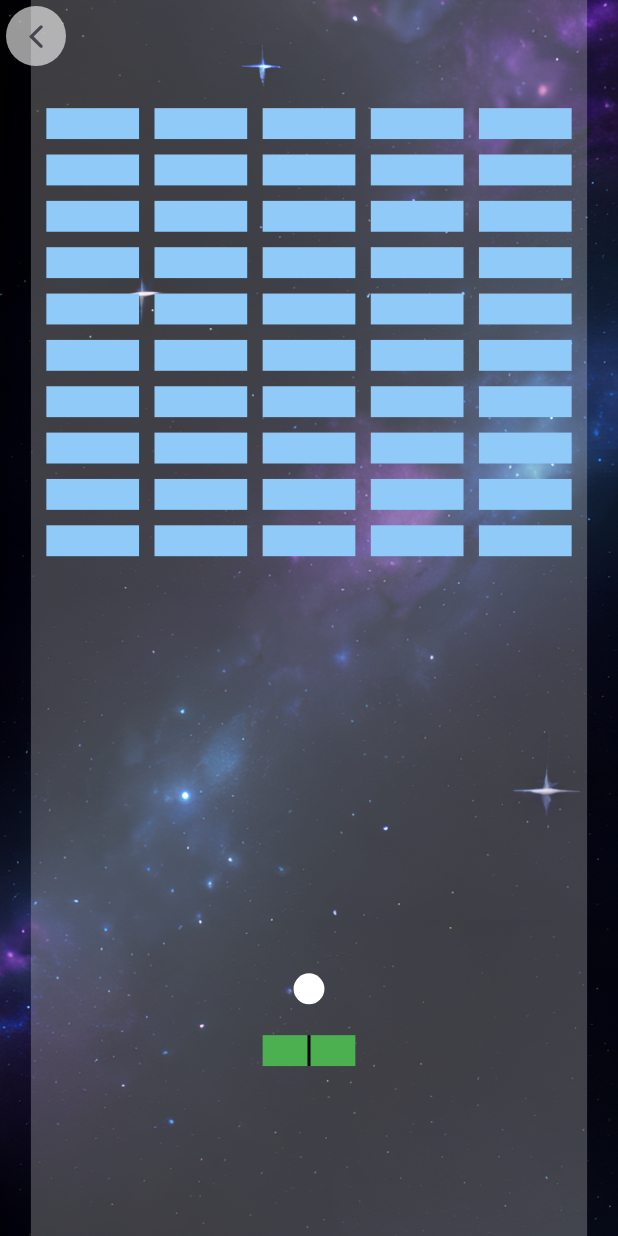
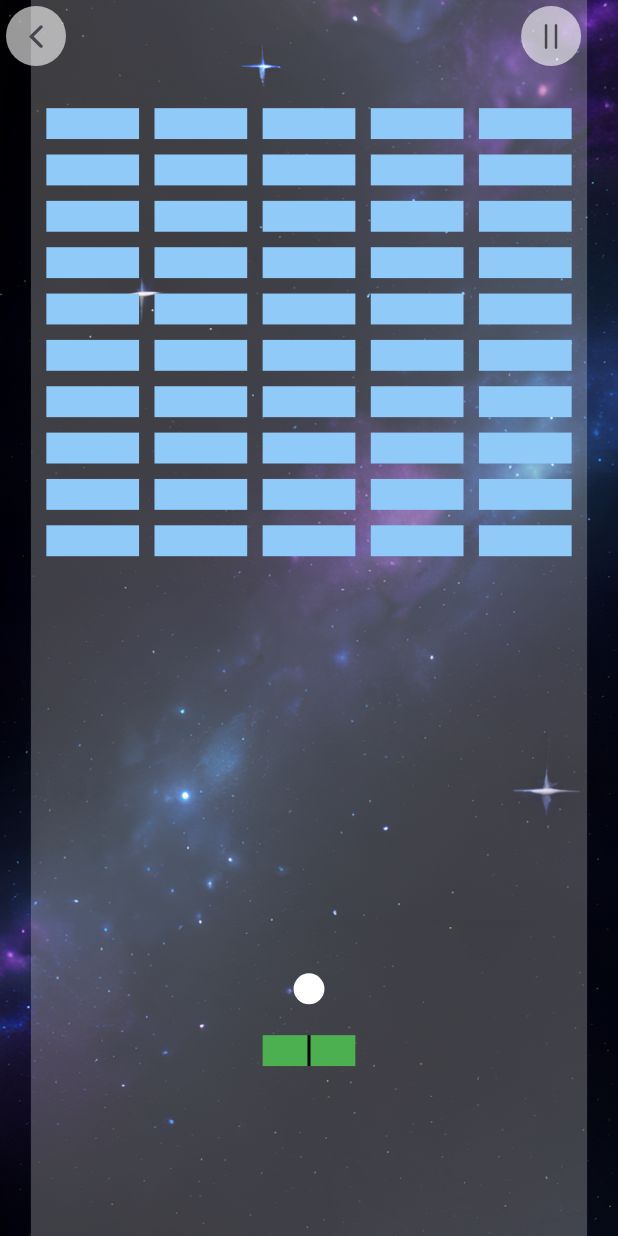
Before and after one commit to tozpeak/FlutterDemoGame, a Flutter app: the screen it shows after launch, after a tap on "Game", on a phone screen of 412 x 824 dp. Run offline on Flutter 3.47's test engine with Material 3 defaults, Android fonts, the phone set to English and light mode, and no system bars.

Commit message:
vector version of physics, much better but still buggy

```diff
--- a/lib/gameplay_page.dart
+++ b/lib/gameplay_page.dart
@@ -53,15 +53,19 @@ class GameplayContent extends StatefulWidget {
 class _GameplayContentState extends State<GameplayContent>
     with SingleTickerProviderStateMixin {
 
+  bool debugPhysics = false;
+
   late AnimationController _controller;
   bool _isGameOver = false;
 
-  Offset _paddleCenterPosition = const Offset(
+  Rect _paddle = Rect.fromCenter(
+    center: const Offset(
       GameplayContent.gameWidth / 2,
       GameplayContent.gameHeight * 0.85
+    ),
+    width: 60,
+    height: 20,
   );
-
-  final _paddleSize = const Size(60, 20);
 
   Rect ball = Rect.fromCircle(
     center: const Offset(GameplayContent.gameWidth / 2, GameplayContent.gameHeight * 0.8),
@@ -70,11 +74,11 @@ class _GameplayContentState extends State<GameplayContent>
   Offset ballSpeed = Offset.fromDirection(-1, 280);
 
   final walls = [
-    Rect.fromPoints(const Offset(-10, -10), const Offset(0, GameplayContent.gameHeight)),
-    Rect.fromPoints(const Offset(-10, -10), const Offset(GameplayContent.gameWidth, 0)),
+    Rect.fromPoints(const Offset(-100, -100), const Offset(0, GameplayContent.gameHeight)),
+    Rect.fromPoints(const Offset(-100, -100), const Offset(GameplayContent.gameWidth, 0)),
     Rect.fromPoints(
-      const Offset(GameplayContent.gameWidth, -10),
-      const Offset(GameplayContent.gameWidth, GameplayContent.gameHeight)
+      const Offset(GameplayContent.gameWidth, -100),
+      const Offset(GameplayContent.gameWidth+100, GameplayContent.gameHeight)
     ),
 
   ];
@@ -93,9 +97,18 @@ class _GameplayContentState extends State<GameplayContent>
 
     _controller.addListener(() {
       setState(() {
-        _physicsUpdate(0.02);
+        if(!debugPhysics) _physicsUpdate(0.02);
       });
     });
+    _resetLevel();
+  }
+
+  void _resetLevel() {
+    _isGameOver = false;
+    targets.clear();
+    ballSpeed = Offset.fromDirection(-1, 280);
+    ball = ball.shift(-ball.center);
+    ball = ball.shift(const Offset(GameplayContent.gameWidth / 2, GameplayContent.gameHeight * 0.8));
 
     const rows = 10;
     const colums = 5;
@@ -114,10 +127,15 @@ class _GameplayContentState extends State<GameplayContent>
         ));
       }
     }
+
+    //ball = ball.shift(-ball.center);
+    //ball = ball.translate(0, _paddle.center.dy - 5);
+
+    //targets.removeRange(1, targets.length);
   }
 
   void _startAnimation() {
-    _controller.repeat(min: 0, max: 1, period: Durations.short1);
+    _controller.repeat(min: 0, max: 1, period: const Duration(milliseconds: 50));
   }
 
   @override
@@ -147,14 +165,10 @@ class _GameplayContentState extends State<GameplayContent>
     for (var wall in walls) {
       _collideBallWith(wall);
     }
-    _collideBallWith(Rect.fromCenter(
-      center: _paddleCenterPosition,
-      width: _paddleSize.width,
-      height: _paddleSize.height,
-    ));
+    _collideBallWith(_paddle);
+    //_collideBallWithPaddle();
 
     if(_collideBallWith(gameOverCollider)) {
-      print("Game Over");
       ballSpeed = Offset.zero;
       _isGameOver = true;
     }
@@ -169,9 +183,20 @@ class _GameplayContentState extends State<GameplayContent>
     if(targets.isEmpty) _isGameOver = true;
   }
 
-  bool _collideBallWith(Rect rect) {
-    var normal = CustomPhysics.collisionSphereToBox(ball, rect);
-    if(normal == null) return false;
+  bool _collideBallWith(Rect rect, {debug = false}) {
+    var normals = CustomPhysics.collisionSphereToBox(ball, rect, debug: debug);
+    if(normals.isEmpty) return false;
+
+    var normal = normals.fold(
+      Offset.zero,
+      (previousValue, element) =>
+        CustomPhysics.dotProduct(element, ballSpeed) < 0
+        ? previousValue + element
+        : previousValue
+    );
+
+    normal = Offset.fromDirection(normal.direction);
+
     ballSpeed = CustomPhysics.reflectSpeed(ballSpeed, normal);
     return true;
   }
@@ -179,7 +204,11 @@ class _GameplayContentState extends State<GameplayContent>
   @override
   Widget build(BuildContext context) {
 
-    return LayoutBuilder(
+    return Container(
+      constraints: const BoxConstraints.expand(),
+      child: Stack(
+        children: [
+          LayoutBuilder(
             builder: (context, constrains) {
               final size = constrains.biggest;
               final ratio = size.width / GameplayContent.gameWidth;
@@ -192,7 +221,6 @@ class _GameplayContentState extends State<GameplayContent>
                 },
                 onPanUpdate: (details) => setState(() {
                   _updatePaddlePos(details.localPosition.dx, ratio);
-            //_physicsUpdate(0.3);
                 }),
                 child: Container(
                   color: Colors.white24,
@@ -201,12 +229,12 @@ class _GameplayContentState extends State<GameplayContent>
                     children: [
                       SizedBox.expand(
                         child: Align(
-                    alignment: _getViewportOffset(_paddleCenterPosition, _paddleSize),
+                          alignment: _getViewportOffset(_paddle.center, _paddle.size),
                           child: SizedBox.fromSize(
-                      size: _paddleSize * ratio,
+                            size: _paddle.size * ratio,
                             child: Container(color: Colors.green,
                               child: Padding(
-                          padding: EdgeInsets.symmetric(horizontal: _paddleSize.width * ratio / 2 - 1),
+                                padding: EdgeInsets.symmetric(horizontal: _paddle.size.width * ratio / 2 - 1),
                                 child: Container(
                                   color: Colors.black,
                                 ),
@@ -241,13 +269,25 @@ class _GameplayContentState extends State<GameplayContent>
                         ),
                       ),
                       if(_isGameOver) SizedBox.expand(
-                  child: Center(
-                    child: Text(
+                        child: Column(
+                          mainAxisAlignment: MainAxisAlignment.center,
+                          children: [
+                            Text(
                               "GAME OVER",
                               style: Theme.of(context).textTheme.headlineLarge?.copyWith(
                                 color: targets.isEmpty ? Colors.green : Colors.red
                               ),
                             ),
+                            TextButton(
+                              onPressed: () => setState(() {
+                                _resetLevel();
+                              }),
+                              style: const ButtonStyle(
+                                backgroundColor: MaterialStatePropertyAll(Colors.white60)
+                              ),
+                              child: const Text("Restart"),
+                            ),
+                          ],
                         ),
                       ),
                     ],
@@ -255,13 +295,38 @@ class _GameplayContentState extends State<GameplayContent>
                 ),
               );
             }
+          ),
+
+          Align(
+            alignment: Alignment.topRight,
+            child: Row(
+              mainAxisAlignment: MainAxisAlignment.end,
+              children: [
+                IconButton(
+                  onPressed: () => setState(() => debugPhysics = !debugPhysics),
+                  icon: Icon(debugPhysics ? CupertinoIcons.play : CupertinoIcons.pause),
+                  style: ButtonStyle(
+                    backgroundColor: MaterialStateProperty.all(Colors.white60),
+                  ),
+                ),
+                if(debugPhysics) IconButton(
+                  onPressed: () => setState(() => _physicsUpdate(0.02)),
+                  icon: const Icon(CupertinoIcons.forward_end),
+                  style: ButtonStyle(
+                    backgroundColor: MaterialStateProperty.all(Colors.white60),
+                  ),
+                ),
+              ],
+            ),
+          ),
+        ],
+      ),
     );
   }
 
-  void _updatePaddlePos(double dx, double ratio) {
-    _paddleCenterPosition = Offset(
-      dx / ratio,
-      _paddleCenterPosition.dy
-    );
+  void _updatePaddlePos(double targetX, double ratio) {
+    _paddle = _paddle.translate(targetX / ratio - _paddle.center.dx, 0);
+
+    if(debugPhysics) _physicsUpdate(0.02);
   }
 }
```
Also changed, not shown: lib/custom_physics.dart (+75 -45 lines). Lines whose indentation alone changed are shown as unchanged.
